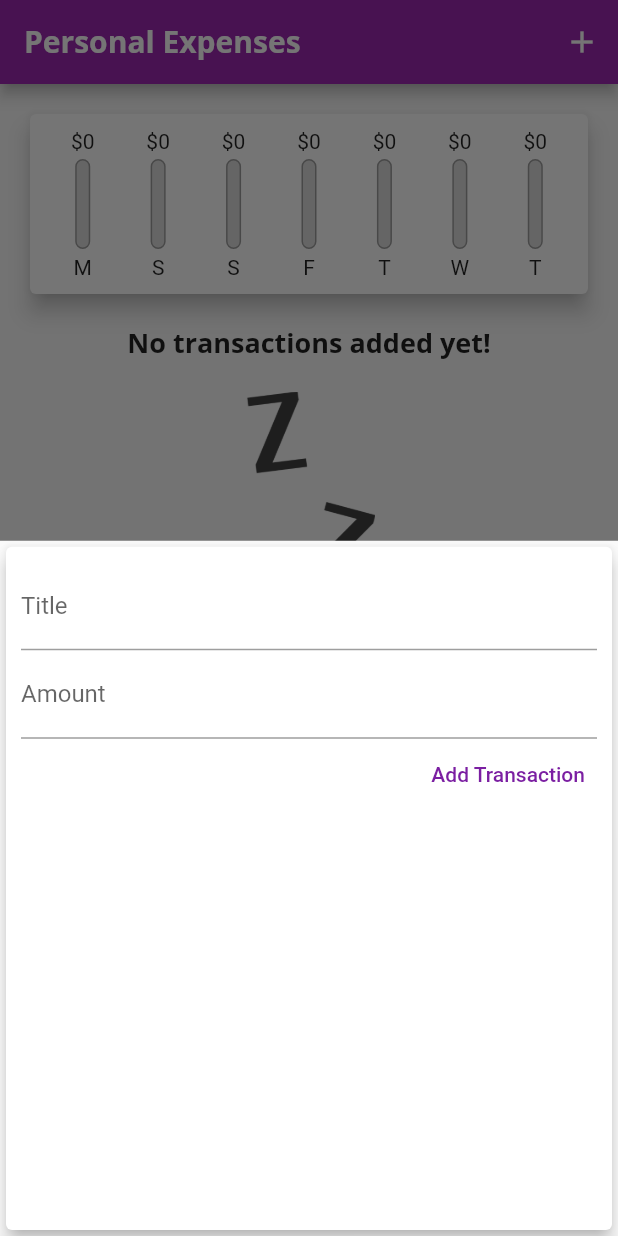
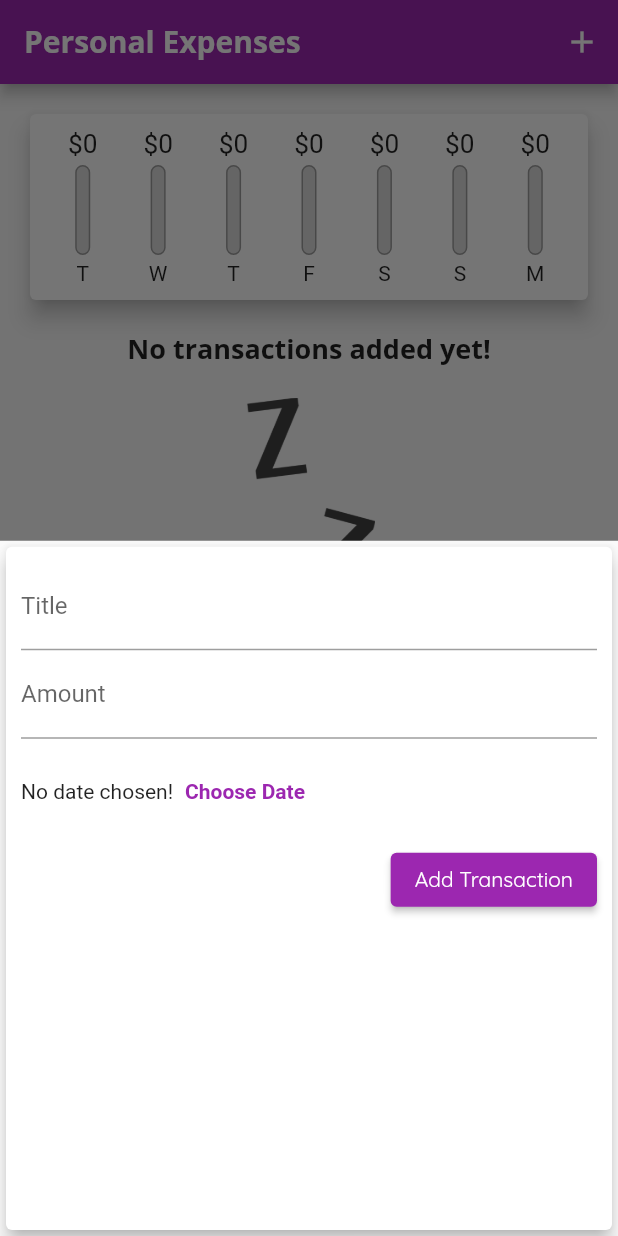
Before and after one commit to naman-gurnaaz/Expenses-App, a Flutter app: the screen it shows after launch, after a tap on the "add" icon, on a phone screen of 412 x 824 dp. Run offline on Flutter 3.47's test engine with Material 2 defaults, Android fonts, the phone set to English and light mode, and no system bars.

```diff
--- a/lib/main.dart
+++ b/lib/main.dart
@@ -19,7 +19,10 @@ class MyApp extends StatelessWidget {
             fontFamily: 'OpenSans',
             fontWeight: FontWeight.bold,
             fontSize: 18.0,
-          )
+          ),
+          button: TextStyle(
+            color: Colors.white,
+          ),
         ),
         fontFamily: 'Quicksand',
         appBarTheme: AppBarTheme(
@@ -28,7 +31,7 @@ class MyApp extends StatelessWidget {
               fontFamily: 'OpenSans',
               fontSize: 20.0,
               fontWeight: FontWeight.bold,
-            )
+            ),
           )
         )
       ),
--- a/lib/widgets/chart.dart
+++ b/lib/widgets/chart.dart
@@ -31,7 +31,7 @@ class Chart extends StatelessWidget {
         'day': DateFormat.E().format(weekDay).substring(0, 1),
         'amount': totalSum
       };
-    });
+    }).reversed.toList();
   }
 
   double get totalSpending {
--- a/lib/widgets/chart_bar.dart
+++ b/lib/widgets/chart_bar.dart
@@ -15,8 +15,10 @@ class ChartBar extends StatelessWidget {
   Widget build(BuildContext context) {
     return Column(
       children: <Widget>[
-        FittedBox(
-          child: Text('\$${spendingAmount.toStringAsFixed(0)}')
+        Container(
+          height: 20,
+          child:
+            FittedBox(child: Text('\$${spendingAmount.toStringAsFixed(0)}')),
         ),
         SizedBox(
           height: 4,
--- a/lib/widgets/new_transactions.dart
+++ b/lib/widgets/new_transactions.dart
@@ -15,11 +15,10 @@ class _NewTransactionsState extends State<NewTransactions> {
   final amountController = TextEditingController();
 
   void submitData() {
-
     final enteredTitle = titleController.text;
     final enteredAmount = double.parse(amountController.text);
 
-    if(enteredTitle.isEmpty || enteredAmount <= 0){
+    if (enteredTitle.isEmpty || enteredAmount <= 0) {
       return;
     }
 
@@ -51,14 +50,34 @@ class _NewTransactionsState extends State<NewTransactions> {
                     keyboardType: TextInputType.number,
                     onSubmitted: (_) => submitData(),
                   ),
+                  Container(
+                    height: 70,
+                    child: Row(
+                      children: <Widget>[
+                        Text('No date chosen!'),
                         TextButton(
+                          onPressed: () {},
+                          child: Text('Choose Date'),
+                          style: TextButton.styleFrom(
+                              primary: Theme.of(context).primaryColor,
+                              textStyle:
+                                  TextStyle(fontWeight: FontWeight.bold)),
+                        )
+                      ],
+                    ),
+                  ),
+                  ElevatedButton(
                     onPressed: submitData,
-                  child: Text('Add Transaction'),
+                    child: Text(
+                      'Add Transaction',
+                      style: TextStyle(color: Colors.white)
+                    ),
                     style: TextButton.styleFrom(
-                    primary: Colors.purple.shade700,
+                      primary: Theme.of(context).primaryColor,
                     ),
                   )
                 ]),
-        ));
+          ),
+        );
   }
 }
```
Also changed, not shown: lib/widgets/transaction_list.dart (+23 -34 lines). Lines whose indentation alone changed are shown as unchanged.
